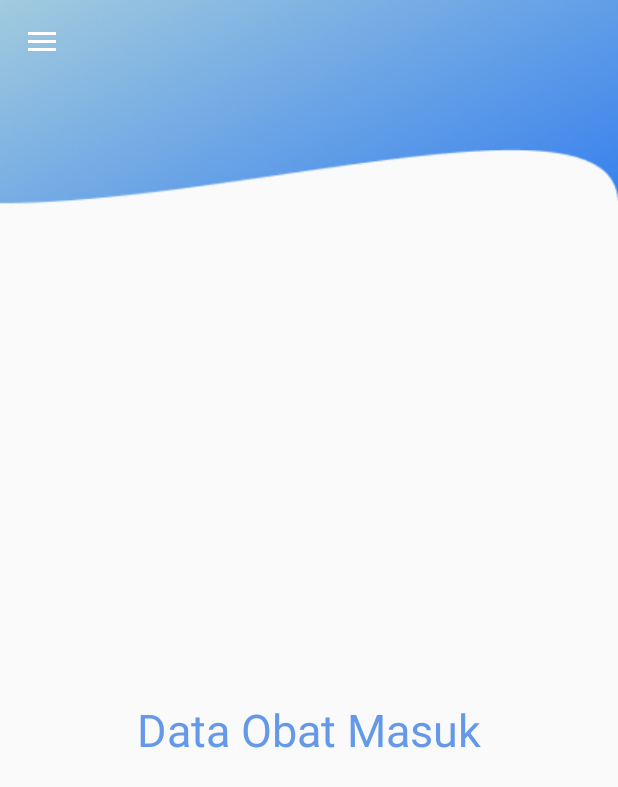
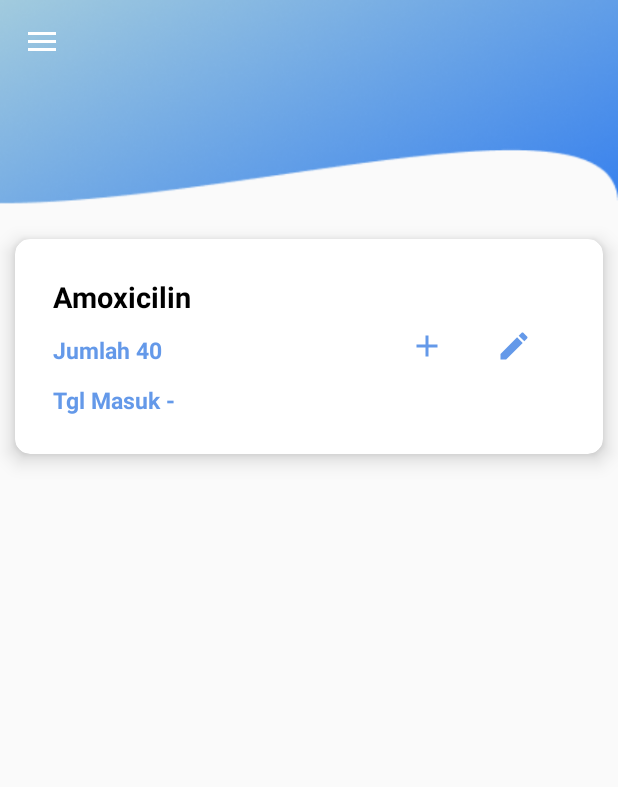
Before and after one commit to AdityaS034/IL-MassiveProject-DayDream, an Android app: the MainActivity screen opened directly, with no data from a screen before it, in the side drawer, after a tap on "Data Obat Masuk", on a phone screen of 412 x 824 dp. Shown: the top 787 px of the screen. Run offline under Robolectric (Android 15) with nearby library versions, the phone set to English and light mode, and no system bars.

Commit message:
login_register

```diff
--- a/app/src/main/java/com/codeathome/il_massiveproject_daydream/MainActivity.kt
+++ b/app/src/main/java/com/codeathome/il_massiveproject_daydream/MainActivity.kt
@@ -1,24 +1,30 @@
 package com.codeathome.il_massiveproject_daydream
 
+import android.content.Intent
 import android.os.Bundle
 import android.view.MenuItem
 import android.view.Window
+import android.widget.Button
 import android.widget.Toast
 import androidx.appcompat.app.ActionBarDrawerToggle
 import androidx.appcompat.app.AppCompatActivity
 import androidx.appcompat.widget.Toolbar
 import androidx.core.view.GravityCompat
 import androidx.drawerlayout.widget.DrawerLayout
+import androidx.fragment.app.Fragment
 import com.google.android.material.navigation.NavigationView
 
 class MainActivity : AppCompatActivity(), NavigationView.OnNavigationItemSelectedListener {
 
     private lateinit var drawerLayout: DrawerLayout
 
+
     override fun onCreate(savedInstanceState: Bundle?) {
         super.onCreate(savedInstanceState)
         setContentView(R.layout.activity_main)
         drawerLayout = findViewById<DrawerLayout>(R.id.drawer_layout)
+
+
 
         val toolbar = findViewById<Toolbar>(R.id.toolbar)
         setSupportActionBar(toolbar)
@@ -37,21 +43,25 @@ class MainActivity : AppCompatActivity(), NavigationView.OnNavigationItemSelecte
         }
     }
 
+    private fun replaceFragment(fragment: Fragment) {
+        supportFragmentManager.beginTransaction()
+            .replace(R.id.fragment_container, fragment)
+            .addToBackStack(null)  // Jika Anda ingin menambahkan ke tumpukan kembali
+            .commit()
+    }
+
     override fun onNavigationItemSelected(item: MenuItem): Boolean {
         when (item.itemId) {
-            R.id.nav_dashboard -> supportFragmentManager.beginTransaction()
-                .replace(R.id.fragment_container, DashboardFragment()).commit()
-            R.id.nav_obat -> supportFragmentManager.beginTransaction()
-                .replace(R.id.fragment_container, ObatFragment()).commit()
-            R.id.nav_masuk -> supportFragmentManager.beginTransaction()
-                .replace(R.id.fragment_container, ObatMasukFragment()).commit()
-            R.id.nav_keluar -> supportFragmentManager.beginTransaction()
-                .replace(R.id.fragment_container, ObatKeluarFragment()).commit()
+            R.id.nav_dashboard -> replaceFragment(DashboardFragment())
+            R.id.nav_obat -> replaceFragment(ObatFragment())
+            R.id.nav_masuk -> replaceFragment(ObatMasukFragment())
+            R.id.nav_keluar -> replaceFragment(ObatKeluarFragment())
             R.id.nav_logout -> Toast.makeText(this, "Logout!", Toast.LENGTH_SHORT).show()
         }
         drawerLayout.closeDrawer(GravityCompat.START)
         return true
     }
+
     override fun onBackPressed() {
         super.onBackPressed()
         if (drawerLayout.isDrawerOpen(GravityCompat.START)) {
@@ -60,4 +70,11 @@ class MainActivity : AppCompatActivity(), NavigationView.OnNavigationItemSelecte
             onBackPressedDispatcher.onBackPressed()
         }
     }
+
+
+    fun onClickMasuk() {
+        val intent = Intent(this, TambahObatMasuk::class.java)
+        startActivity(intent)
+    }
+
 }
--- /dev/null
+++ b/app/src/main/res/drawable/ic_baseline_add_24.xml
@@ -0,0 +1,5 @@
+<vector android:height="24dp" android:tint="#6499E9"
+    android:viewportHeight="24" android:viewportWidth="24"
+    android:width="24dp" xmlns:android="http://schemas.android.com/apk/res/android">
+    <path android:fillColor="@android:color/white" android:pathData="M19,13h-6v6h-2v-6H5v-2h6V5h2v6h6v2z"/>
+</vector>
--- /dev/null
+++ b/app/src/main/res/drawable/ic_baseline_edit_24.xml
@@ -0,0 +1,5 @@
+<vector android:height="24dp" android:tint="#6499E9"
+    android:viewportHeight="24" android:viewportWidth="24"
+    android:width="24dp" xmlns:android="http://schemas.android.com/apk/res/android">
+    <path android:fillColor="@android:color/white" android:pathData="M3,17.25V21h3.75L17.81,9.94l-3.75,-3.75L3,17.25zM20.71,7.04c0.39,-0.39 0.39,-1.02 0,-1.41l-2.34,-2.34c-0.39,-0.39 -1.02,-0.39 -1.41,0l-1.83,1.83 3.75,3.75 1.83,-1.83z"/>
+</vector>
--- a/app/src/main/res/layout/activity_login.xml
+++ b/app/src/main/res/layout/activity_login.xml
@@ -107,6 +107,8 @@
                 android:layout_marginTop="30dp"
                 android:backgroundTint="@color/blue1"
                 android:text="Login"
+                android:textColor="@color/white"
+
                 android:textSize="15sp" />
 
 
--- a/app/src/main/res/layout/fragment_obat_masuk.xml
+++ b/app/src/main/res/layout/fragment_obat_masuk.xml
@@ -1,17 +1,88 @@
 <?xml version="1.0" encoding="utf-8"?>
-<FrameLayout xmlns:android="http://schemas.android.com/apk/res/android"
-    xmlns:tools="http://schemas.android.com/tools"
+<androidx.cardview.widget.CardView xmlns:android="http://schemas.android.com/apk/res/android"
     android:layout_width="match_parent"
-    android:layout_height="match_parent"
-    tools:context=".ObatMasukFragment">
+    android:layout_height="wrap_content"
+    xmlns:app="http://schemas.android.com/apk/res-auto"
+    app:cardCornerRadius="10dp"
+    app:cardElevation="8dp"
+    app:cardMaxElevation="5dp"
+    android:layout_margin="10dp"
 
-    <!-- TODO: Update blank fragment layout -->
-    <TextView
-        android:layout_width="wrap_content"
+    >
+
+    <LinearLayout
+        android:id="@+id/anjay"
+        android:layout_width="match_parent"
         android:layout_height="wrap_content"
-        android:text="Data Obat Masuk"
-        android:textSize="30sp"
-        android:layout_gravity="center"
-        android:textColor="@color/blue1"/>
+        android:orientation="horizontal">
 
-</FrameLayout>
+
+        <LinearLayout
+
+            android:layout_width="wrap_content"
+            android:layout_height="wrap_content"
+            android:layout_margin="15dp"
+            android:orientation="vertical"
+            android:padding="4dp">
+
+            <TextView
+                android:id="@+id/mTitle1"
+                android:layout_width="200dp"
+                android:layout_height="wrap_content"
+                android:layout_margin="6dp"
+                android:text="Amoxicilin"
+                android:textColor="@color/black"
+                android:textSize="19sp"
+                android:textStyle="bold" />
+
+            <TextView
+                android:id="@+id/mJumlah"
+                android:layout_width="200dp"
+                android:layout_height="wrap_content"
+                android:layout_margin="6dp"
+                android:text="Jumlah 40"
+                android:textColor="@color/blue1"
+                android:textSize="15sp"
+                android:textStyle="bold" />
+
+            <TextView
+                android:id="@+id/mSubTitle"
+                android:layout_width="200dp"
+                android:layout_height="wrap_content"
+                android:layout_margin="6dp"
+                android:text="Tgl Masuk -"
+                android:textColor="@color/blue1"
+                android:textSize="15sp"
+                android:textStyle="bold" />
+        </LinearLayout>
+
+
+        <ImageButton
+            android:id="@+id/add_obat_masuk"
+            android:layout_width="wrap_content"
+            android:layout_height="wrap_content"
+            android:layout_gravity="center"
+            android:backgroundTint="@color/white"
+            android:src="@drawable/ic_baseline_add_24" />
+
+        <ImageButton
+            android:id="@+id/edt_obat_masuk"
+            android:layout_width="wrap_content"
+            android:layout_height="wrap_content"
+            android:layout_gravity="center"
+            android:layout_marginStart="10dp"
+            android:backgroundTint="@color/white"
+            android:src="@drawable/ic_baseline_edit_24" />
+
+    </LinearLayout>
+
+
+
+
+
+
+
+
+
+
+</androidx.cardview.widget.CardView>
```
Also changed, not shown: app/src/main/AndroidManifest.xml (+9 -2 lines), app/src/main/java/com/codeathome/il_massiveproject_daydream/TambahObatMasuk.kt (added, +26 -0 lines), app/src/main/res/layout/activity_dashboard.xml (+92 -17 lines), app/src/main/res/layout/activity_tambah_obat_masuk.xml (added, +163 -0 lines), app/src/main/res/layout/item_obat.xml (added, +55 -0 lines), app/src/main/res/drawable-v24/btnkeluar.png (added), app/src/main/res/drawable-v24/btntotalobat.png (added), app/src/main/res/drawable-v24/keluar.png (added), app/src/main/res/drawable-v24/masuk.png (added), app/src/main/res/drawable-v24/obatmasuk.png (added), app/src/main/res/drawable-v24/total.png (added).
